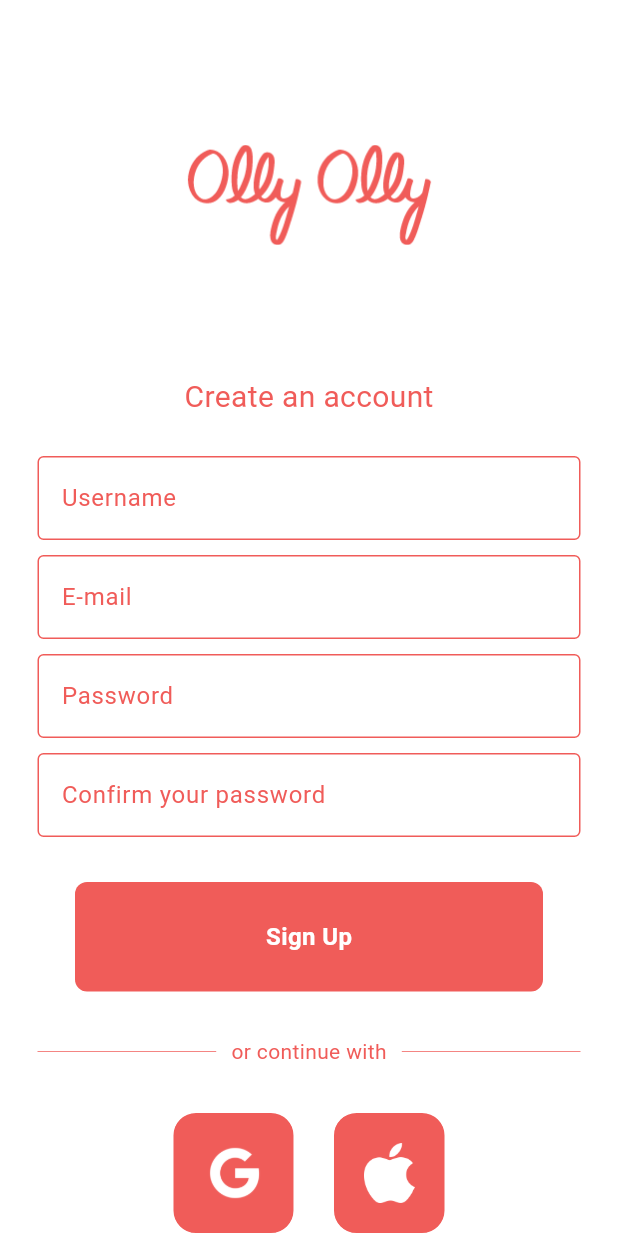
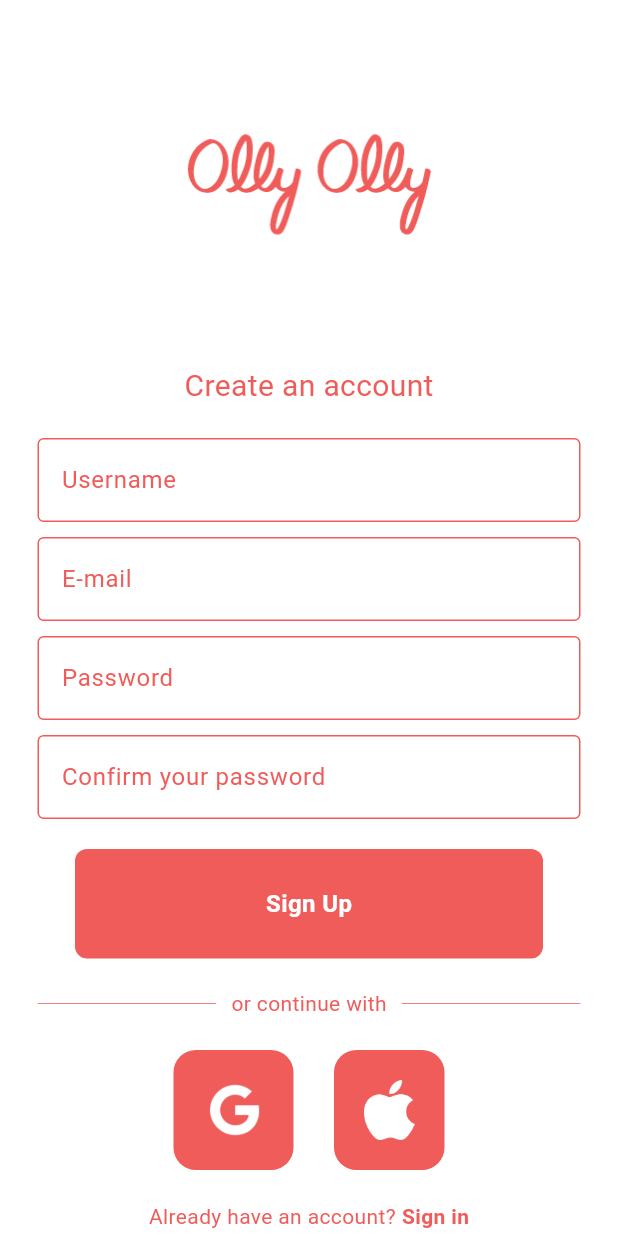
Before and after one commit to brendafazeredo/olly_olly_weather_app, a Flutter app: the screen it shows after launch, after a tap on "Sign up", on a phone screen of 412 x 824 dp. Run offline on Flutter 3.47's test engine with Material 3 defaults, Android fonts, the phone set to English and light mode, and no system bars; our stand-ins replace geolocator.

Commit message:
Small adjustments.

```diff
--- a/lib/pages/login_page.dart
+++ b/lib/pages/login_page.dart
@@ -21,7 +21,7 @@ class LoginPage extends StatelessWidget {
             child: Column(
               mainAxisAlignment: MainAxisAlignment.center,
               children: [
-                const SizedBox(height: 30),
+                const SizedBox(height: 20),
 
                 // logo
                 Image.asset(
@@ -41,7 +41,7 @@ class LoginPage extends StatelessWidget {
                   ),
                 ),
 
-                const SizedBox(height: 25),
+                const SizedBox(height: 20),
 
                 // e-mail or username field
                 MyTextField(
@@ -84,7 +84,7 @@ class LoginPage extends StatelessWidget {
                   ),
                 ),
 
-                const SizedBox(height: 25),
+                const SizedBox(height: 20),
 
                 // sign in button
                 Padding(
@@ -104,7 +104,7 @@ class LoginPage extends StatelessWidget {
                   ),
                 ),
 
-                const SizedBox(height: 30),
+                const SizedBox(height: 20),
 
                 // or continue with text
                 Padding(
@@ -134,7 +134,7 @@ class LoginPage extends StatelessWidget {
                   ),
                 ),
 
-                const SizedBox(height: 30),
+                const SizedBox(height: 20),
 
                 // google and apple sign in buttons
                 Row(
@@ -158,7 +158,7 @@ class LoginPage extends StatelessWidget {
                   ],
                 ),
 
-                const SizedBox(height: 30),
+                const SizedBox(height: 20),
 
                 // don't have an account text
                 Row(
--- a/lib/pages/signup_page.dart
+++ b/lib/pages/signup_page.dart
@@ -33,7 +33,7 @@ class SignUpPage extends StatelessWidget {
             child: Column(
               mainAxisAlignment: MainAxisAlignment.center,
               children: [
-                const SizedBox(height: 30),
+                const SizedBox(height: 20),
 
                 // logo
                 Image.asset(
@@ -53,7 +53,7 @@ class SignUpPage extends StatelessWidget {
                   ),
                 ),
 
-                const SizedBox(height: 25),
+                const SizedBox(height: 20),
 
                 // username field
                 MyTextField(
@@ -89,7 +89,7 @@ class SignUpPage extends StatelessWidget {
                   obscureText: true,
                 ),
 
-                const SizedBox(height: 30),
+                const SizedBox(height: 20),
 
                 // sign up button
                 Padding(
@@ -103,7 +103,7 @@ class SignUpPage extends StatelessWidget {
                   ),
                 ),
 
-                const SizedBox(height: 30),
+                const SizedBox(height: 20),
 
                 // or continue with text
                 Padding(
@@ -133,7 +133,7 @@ class SignUpPage extends StatelessWidget {
                   ),
                 ),
 
-                const SizedBox(height: 30),
+                const SizedBox(height: 20),
 
                 // google and apple sign in buttons
                 Row(
@@ -157,7 +157,7 @@ class SignUpPage extends StatelessWidget {
                   ],
                 ),
 
-                const SizedBox(height: 30),
+                const SizedBox(height: 20),
 
                 // already have an account? text
                 Row(
```
Also changed, not shown: 1 other file.
